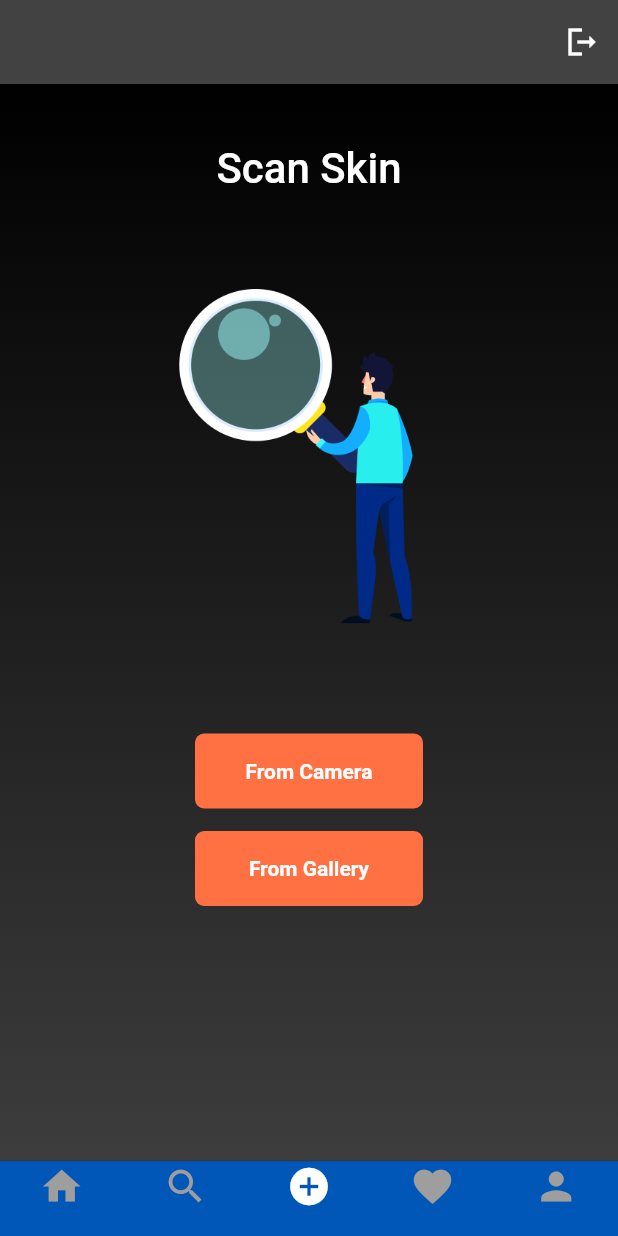
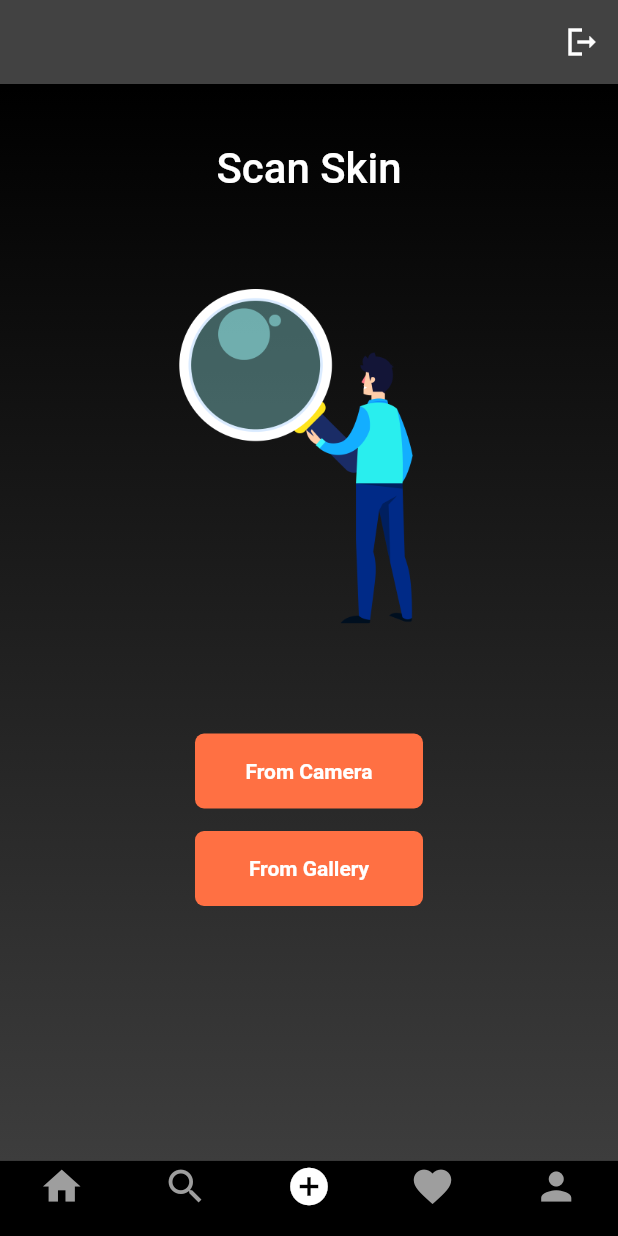
Before and after one commit to Narayan1089/skin_care, a Flutter app: the NavigateScreen screen opened directly, swiped to page 3, on a phone screen of 412 x 824 dp. Run offline on Flutter 3.47's test engine with Material 2 defaults, Android fonts, the phone set to English and light mode, and no system bars; our stand-ins replace cloud_firestore, firebase_auth, firebase_core, flutter_svg, image_picker; missing offline and left inert: tflite; accounts and stored records are empty; network calls fail; project files that could hold a hidden picture were left out.

Commit message:
Revert "changes from tushar"
This reverts commit 15f4f92f0d98e2f4aca5a4ebe488aebe33040d9d.

```diff
--- a/lib/main.dart
+++ b/lib/main.dart
@@ -23,7 +23,7 @@ class MyApp extends StatelessWidget {
       debugShowCheckedModeBanner: false,
       title: 'Insta Clone',
       theme: ThemeData.dark().copyWith(
-        scaffoldBackgroundColor: white,
+        scaffoldBackgroundColor: mobileBackgroundColor,
       ),
       // home: const ResponsiveLayout(
       //   mobileScreenLayout: MobileScreenLayout(),
--- a/lib/screens/navigate_screen.dart
+++ b/lib/screens/navigate_screen.dart
@@ -1,7 +1,6 @@
 import 'package:flutter/cupertino.dart';
 import 'package:flutter/material.dart';
 import 'package:skin_care/screens/home_screen.dart';
-import 'package:skin_care/utils/colors.dart';
 
 const mobileBackgroundColor = Color.fromRGBO(0, 0, 0, 1);
 const webBackgroundColor = Color.fromRGBO(18, 18, 18, 1);
@@ -63,7 +62,7 @@ class _NavigateScreenState extends State<NavigateScreen> {
         onPageChanged: onPageChanged,
       ),
       bottomNavigationBar: CupertinoTabBar(
-        backgroundColor: maincolor,
+        backgroundColor: mobileBackgroundColor,
         items: <BottomNavigationBarItem>[
           BottomNavigationBarItem(
             icon: Icon(
--- a/lib/utils/colors.dart
+++ b/lib/utils/colors.dart
@@ -6,10 +6,3 @@ const mobileSearchColor = Color.fromRGBO(38, 38, 38, 1);
 const blueColor = Color.fromRGBO(0, 149, 246, 1);
 const primaryColor = Colors.white;
 const secondaryColor = Colors.grey;
-
-
-const maincolor=Color(0xff0057B8);
-const ltblue=Color(0xffACD3FF);
-const dkblue=Color(0xff113258);
-const gyblue=Color(0xff9BA9B9);
-const white=Color(0xffECF5FF);
```
Also changed, not shown: pubspec.lock, 2 other files.
